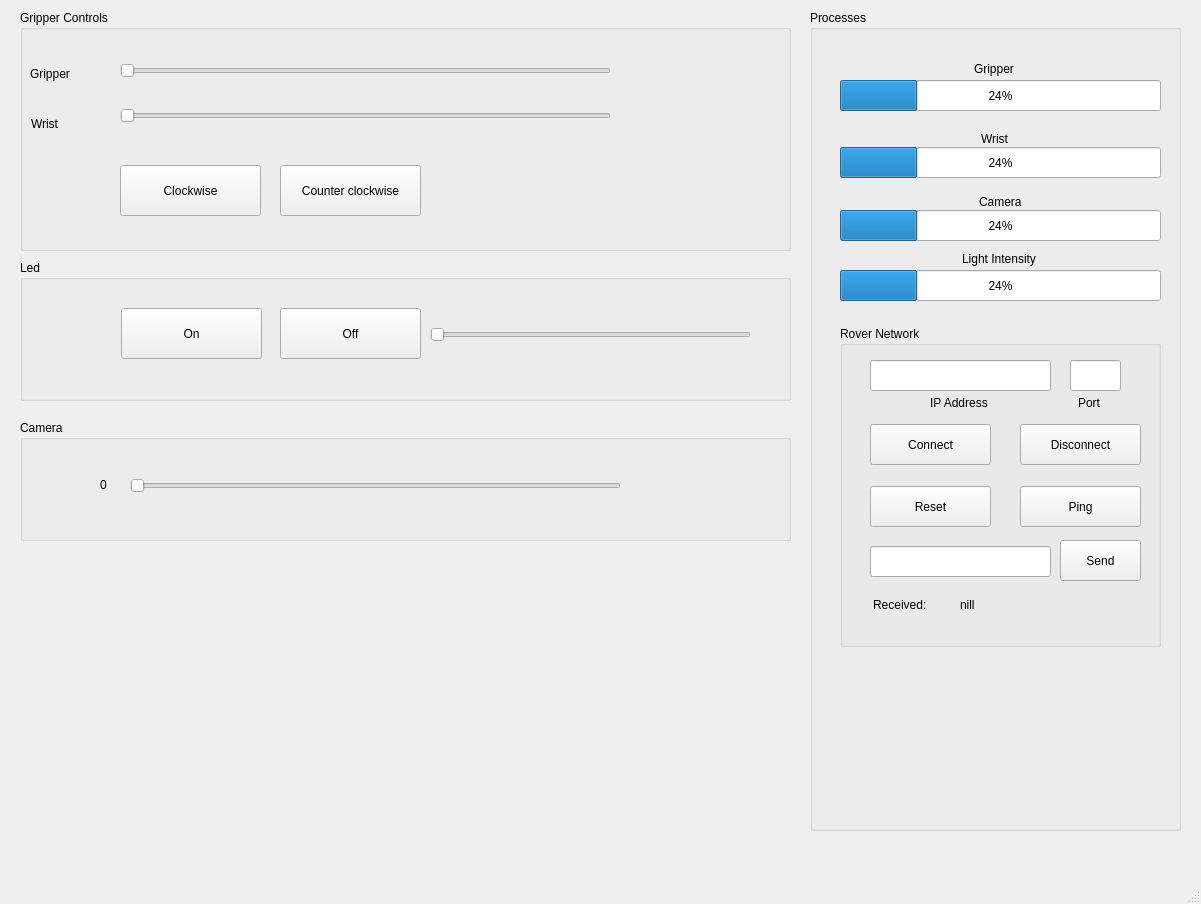
First picture: the form in src/python/interface.ui, repository StudentUnderwaterRoboticsAssociation/Ahti2, before the edit.
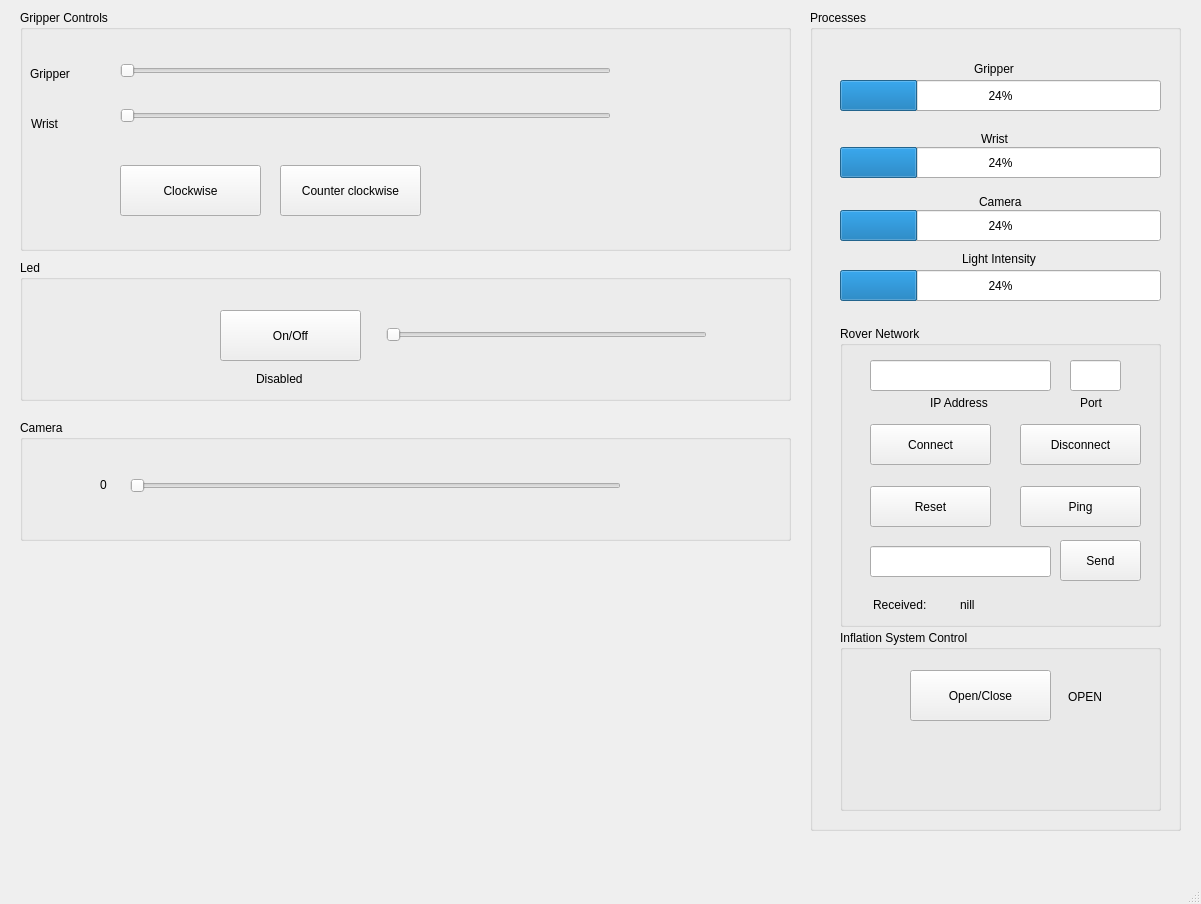
Second picture: the form after the edit.

The edit to the form file:
```diff
--- a/src/python/interface.ui
+++ b/src/python/interface.ui
@@ -133,33 +133,20 @@
     <widget class="QPushButton" name="pushButton_5">
      <property name="geometry">
       <rect>
-       <x>101</x>
-       <y>48</y>
+       <x>200</x>
+       <y>50</y>
        <width>141</width>
        <height>51</height>
       </rect>
      </property>
      <property name="text">
-      <string>On</string>
-     </property>
-    </widget>
-    <widget class="QPushButton" name="pushButton_6">
-     <property name="geometry">
-      <rect>
-       <x>260</x>
-       <y>48</y>
-       <width>141</width>
-       <height>51</height>
-      </rect>
-     </property>
-     <property name="text">
-      <string>Off</string>
+      <string>On/Off</string>
      </property>
     </widget>
     <widget class="QSlider" name="horizontalSlider_4">
      <property name="geometry">
       <rect>
-       <x>410</x>
+       <x>366</x>
        <y>49</y>
        <width>321</width>
        <height>51</height>
@@ -169,6 +156,19 @@
       <enum>Qt::Horizontal</enum>
      </property>
     </widget>
+    <widget class="QLabel" name="label_18">
+     <property name="geometry">
+      <rect>
+       <x>236</x>
+       <y>110</y>
+       <width>66</width>
+       <height>17</height>
+      </rect>
+     </property>
+     <property name="text">
+      <string>Disabled</string>
+     </property>
+    </widget>
    </widget>
    <widget class="QGroupBox" name="groupBox_3">
     <property name="geometry">
@@ -266,7 +266,7 @@
        <x>30</x>
        <y>316</y>
        <width>321</width>
-       <height>321</height>
+       <height>301</height>
       </rect>
      </property>
      <property name="title">
@@ -308,7 +308,7 @@
      <widget class="QLabel" name="label_5">
       <property name="geometry">
        <rect>
-        <x>238</x>
+        <x>240</x>
         <y>68</y>
         <width>31</width>
         <height>17</height>
@@ -446,6 +446,56 @@
       <string>Light Intensity</string>
      </property>
     </widget>
+    <widget class="QGroupBox" name="groupBox_6">
+     <property name="geometry">
+      <rect>
+       <x>30</x>
+       <y>620</y>
+       <width>321</width>
+       <height>181</height>
+      </rect>
+     </property>
+     <property name="title">
+      <string>Inflation System Control</string>
+     </property>
+     <widget class="QPushButton" name="pushButton_15">
+      <property name="geometry">
+       <rect>
+        <x>70</x>
+        <y>40</y>
+        <width>141</width>
+        <height>51</height>
+       </rect>
+      </property>
+      <property name="text">
+       <string>Open/Close</string>
+      </property>
+     </widget>
+     <widget class="QLabel" name="label_17">
+      <property name="geometry">
+       <rect>
+        <x>228</x>
+        <y>58</y>
+        <width>71</width>
+        <height>17</height>
+       </rect>
+      </property>
+      <property name="text">
+       <string>OPEN</string>
+      </property>
+     </widget>
+    </widget>
+    <zorder>progressBar</zorder>
+    <zorder>progressBar_2</zorder>
+    <zorder>progressBar_3</zorder>
+    <zorder>label_8</zorder>
+    <zorder>label_9</zorder>
+    <zorder>label_10</zorder>
+    <zorder>groupBox_5</zorder>
+    <zorder>progressBar_4</zorder>
+    <zorder>label_12</zorder>
+    <zorder>groupBox_6</zorder>
+    <zorder>groupBox_6</zorder>
    </widget>
    <widget class="QGroupBox" name="groupBox_4">
     <property name="geometry">
```
